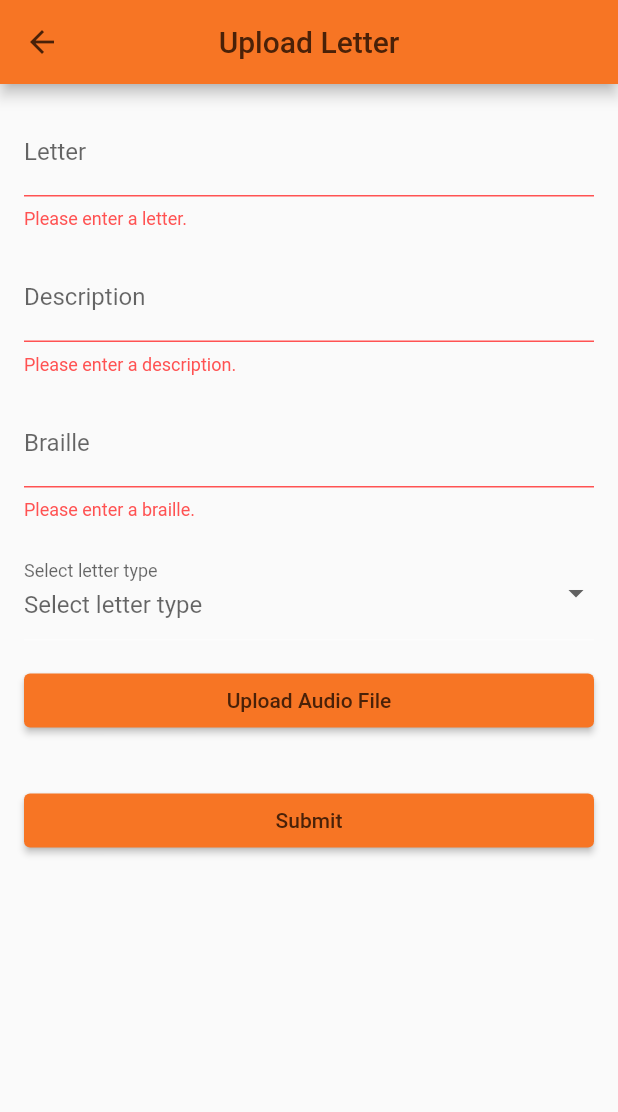
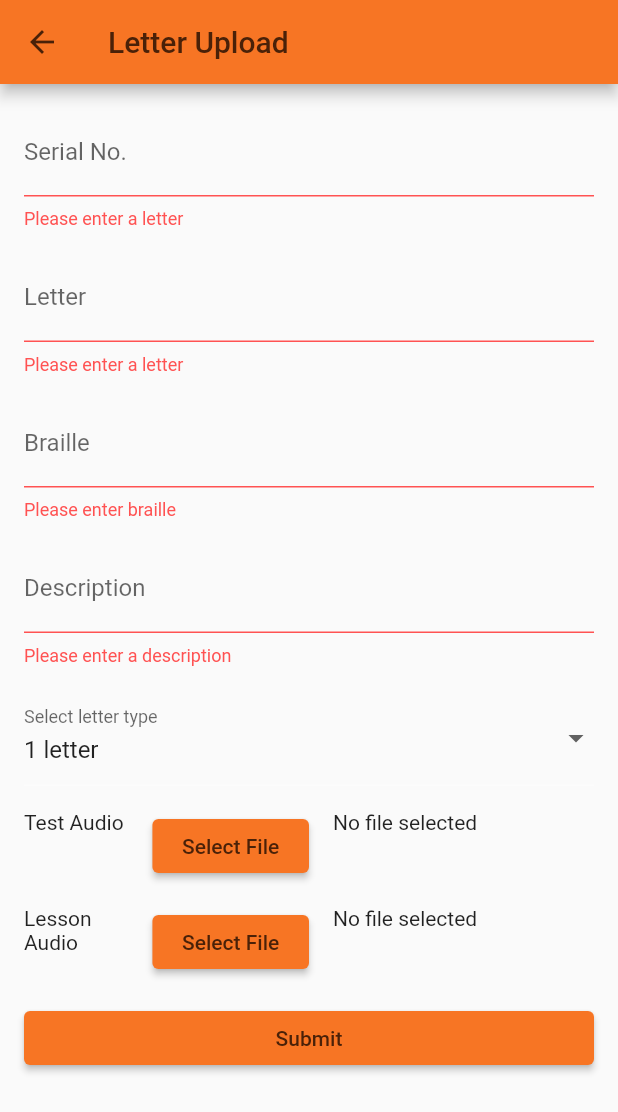
Before and after one commit to Hamza-Mushtaque/chasham, a Flutter app: the LetterUploadScreen screen opened by its route, after a tap on "Submit", on a phone screen of 412 x 824 dp. Shown: the top 1112 px of the screen. Run offline on Flutter 3.47's test engine with Material 2 defaults, Android fonts, the phone set to English and light mode, and no system bars; our stand-ins replace cloud_firestore, file_picker, firebase_auth, firebase_core, firebase_storage, flutter_svg and 2 more; accounts and stored records are empty.

Commit message:
Letter Upload Portal

```diff
--- /dev/null
+++ b/lib/models/letter_model.dart
@@ -0,0 +1,43 @@
+class LetterModel {
+  int serialNo;
+  String letter;
+  String braille;
+  String description;
+  String testAudioPath;
+  String lessonAudioPath;
+  String letterType;
+
+  LetterModel({
+    required this.serialNo,
+    required this.letter,
+    required this.braille,
+    required this.description,
+    required this.testAudioPath,
+    required this.lessonAudioPath,
+    required this.letterType,
+  });
+
+  factory LetterModel.fromJson(Map<String, dynamic> json) {
+    return LetterModel(
+      serialNo: json['serialNo'],
+      letter: json['letter'] as String,
+      braille: json['braille'] as String,
+      description: json['description'] as String,
+      testAudioPath: json['testAudioPath'] as String,
+      lessonAudioPath: json['lessonAudioPath'] as String,
+      letterType: json['letterType'] as String,
+    );
+  }
+
+  Map<String, dynamic> toJson() {
+    return {
+      'serialNo': serialNo,
+      'letter': letter,
+      'braille': braille,
+      'description': description,
+      'testAudioPath': testAudioPath,
+      'lessonAudioPath': lessonAudioPath,
+      'letterType': letterType,
+    };
+  }
+}
--- a/lib/screens/letters_upload_screen.dart
+++ b/lib/screens/letters_upload_screen.dart
@@ -1,54 +1,104 @@
+import 'dart:io';
+import 'package:path/path.dart' as path;
+import 'package:chasham_fyp/models/letter_model.dart';
+import 'package:cloud_firestore/cloud_firestore.dart';
+import 'package:firebase_storage/firebase_storage.dart';
 import 'package:file_picker/file_picker.dart';
 import 'package:flutter/material.dart';
 
 class LetterUploadScreen extends StatefulWidget {
-  const LetterUploadScreen({Key? key}) : super(key: key);
-
   @override
   _LetterUploadScreenState createState() => _LetterUploadScreenState();
 }
 
 class _LetterUploadScreenState extends State<LetterUploadScreen> {
-  final GlobalKey<FormState> _formKey = GlobalKey<FormState>();
-  final TextEditingController _letterController = TextEditingController();
-  final TextEditingController _descriptionController = TextEditingController();
-  final TextEditingController _brailleController = TextEditingController();
-  PlatformFile? _audioFile;
-  String? _selectedDropdownOption;
-  String? _selectedFile;
+  final _formKey = GlobalKey<FormState>();
+  late int _serialNo;
+  late String _letter;
+  late String _braille;
+  late String _description;
+  File? _testAudioFile;
+  File? _lessonAudioFile;
+  late String _selectedDropDownOption;
 
-  void _handleFilePicker() async {
+  final List<String> _dropDownOptions = ['1 letter', '2 letter'];
+
+  @override
+  void initState() {
+    super.initState();
+    _selectedDropDownOption = _dropDownOptions[0];
+  }
+
+  Future<void> _handleTestAudioFileSelection() async {
     final result = await FilePicker.platform.pickFiles(type: FileType.audio);
     if (result != null) {
       setState(() {
-        _audioFile = result.files.single;
+        _testAudioFile = File(result.files.single.path!);
       });
     }
   }
 
-  List<String> _dropdownOptions = ['1 letter', '2 letters'];
-
-  @override
-  void dispose() {
-    _letterController.dispose();
-    _descriptionController.dispose();
-    _brailleController.dispose();
-    super.dispose();
+  Future<void> _handleLessonAudioFileSelection() async {
+    final result = await FilePicker.platform.pickFiles(type: FileType.audio);
+    if (result != null) {
+      setState(() {
+        _lessonAudioFile = File(result.files.single.path!);
+      });
+    }
   }
 
-  void _onFormSubmitted() {
+  void _onFormSubmitted() async {
     if (_formKey.currentState!.validate()) {
-      final letter = _letterController.text;
-      final description = _descriptionController.text;
-      final braille = _brailleController.text;
-      final option = _selectedDropdownOption;
-      final audioPath = _audioFile;
+      _formKey.currentState!.save();
 
-      print('Letter: $letter');
-      print('Description: $description');
-      print('Braille: $braille');
-      print('Option: $option');
-      print('Audio Path: $audioPath');
+      final letterModel = LetterModel(
+        serialNo: _serialNo,
+        letter: _letter,
+        braille: _braille,
+        description: _description,
+        testAudioPath:
+            _testAudioFile != null ? await uploadFile(_testAudioFile!) : "",
+        lessonAudioPath:
+            _lessonAudioFile != null ? await uploadFile(_lessonAudioFile!) : "",
+        letterType: _selectedDropDownOption,
+      );
+
+      try {
+        await FirebaseFirestore.instance
+            .collection('letters')
+            .add(letterModel.toJson());
+
+        ScaffoldMessenger.of(context).showSnackBar(
+          SnackBar(
+              content: Text(
+            'Letter uploaded successfully!',
+            style: TextStyle(color: Colors.green),
+          )),
+        );
+      } catch (error) {
+        ScaffoldMessenger.of(context).showSnackBar(
+          SnackBar(
+              content: Text('Error uploading letter: $error',
+                  style: TextStyle(color: Colors.red))),
+        );
+      }
+    }
+  }
+
+  Future<String> uploadFile(File file) async {
+    try {
+      String fileName = path.basename(file.path);
+      Reference ref =
+          FirebaseStorage.instance.ref().child("letters/$_serialNo/$fileName");
+      UploadTask uploadTask = ref.putFile(file);
+      TaskSnapshot taskSnapshot = await uploadTask;
+      return await taskSnapshot.ref.getDownloadURL();
+    } catch (e) {
+      print(e.toString());
+      ScaffoldMessenger.of(context).showSnackBar(
+        SnackBar(content: Text('Error uploading letter: $e')),
+      );
+      throw Exception('Failed to upload file.');
     }
   }
 
@@ -56,66 +106,78 @@ class _LetterUploadScreenState extends State<LetterUploadScreen> {
   Widget build(BuildContext context) {
     return Scaffold(
         appBar: AppBar(
-        title: const Text('Upload Letter'),
-        centerTitle: true,
+          title: Text('Letter Upload'),
         ),
-      body: Padding(
-        padding: const EdgeInsets.all(16),
-        child: SingleChildScrollView(
+        body: SingleChildScrollView(
+            child: Padding(
+                padding: const EdgeInsets.all(16.0),
                 child: Form(
                     key: _formKey,
                     child: Column(
                         crossAxisAlignment: CrossAxisAlignment.stretch,
                         children: [
                           TextFormField(
-                  controller: _letterController,
-                  decoration: const InputDecoration(
-                    labelText: 'Letter',
-                    hintText: 'Enter letter',
-                  ),
+                            decoration:
+                                InputDecoration(labelText: 'Serial No.'),
+                            keyboardType: TextInputType.number,
                             validator: (value) {
                               if (value == null || value.isEmpty) {
-                      return 'Please enter a letter.';
+                                return 'Please enter a letter';
                               }
                               return null;
                             },
+                            onSaved: (value) {
+                              _serialNo = int.parse(value!);
+                            },
                           ),
-                const SizedBox(height: 16),
+                          SizedBox(height: 16.0),
                           TextFormField(
-                  controller: _descriptionController,
-                  decoration: const InputDecoration(
-                    labelText: 'Description',
-                    hintText: 'Enter description',
-                  ),
+                            decoration: InputDecoration(labelText: 'Letter'),
                             validator: (value) {
                               if (value == null || value.isEmpty) {
-                      return 'Please enter a description.';
+                                return 'Please enter a letter';
                               }
                               return null;
                             },
+                            onSaved: (value) {
+                              _letter = value!;
+                            },
                           ),
-                const SizedBox(height: 16),
+                          SizedBox(height: 16.0),
                           TextFormField(
-                  controller: _brailleController,
-                  decoration: const InputDecoration(
-                    labelText: 'Braille',
-                    hintText: 'Enter braille',
-                  ),
+                            decoration: InputDecoration(labelText: 'Braille'),
                             validator: (value) {
                               if (value == null || value.isEmpty) {
-                      return 'Please enter a braille.';
+                                return 'Please enter braille';
                               }
                               return null;
                             },
+                            onSaved: (value) {
+                              _braille = value!;
+                            },
                           ),
-                const SizedBox(height: 16),
+                          SizedBox(height: 16.0),
+                          TextFormField(
+                            decoration:
+                                InputDecoration(labelText: 'Description'),
+                            validator: (value) {
+                              if (value == null || value.isEmpty) {
+                                return 'Please enter a description';
+                              }
+                              return null;
+                            },
+                            onSaved: (value) {
+                              _description = value!;
+                            },
+                          ),
+                          SizedBox(height: 16.0),
                           DropdownButtonFormField<String>(
-                  value: _selectedDropdownOption,
+                            value: _selectedDropDownOption,
                             decoration: const InputDecoration(
                               labelText: 'Select letter type',
                               hintText: 'Select letter type',
                             ),
-                  items: _dropdownOptions
+                            items: _dropDownOptions
                                 .map((option) => DropdownMenuItem<String>(
                                       value: option,
                                       child: Text(option),
@@ -123,36 +185,69 @@ class _LetterUploadScreenState extends State<LetterUploadScreen> {
                                 .toList(),
                             onChanged: (value) {
                               setState(() {
-                      _selectedDropdownOption = value;
+                                _selectedDropDownOption = value!;
                               });
                             },
+                          ),
+                          SizedBox(height: 16.0),
+                          Row(
+                            crossAxisAlignment: CrossAxisAlignment.start,
+                            children: [
+                              Expanded(
+                                flex: 2,
+                                child: Text('Test Audio'),
+                              ),
+                              SizedBox(width: 16.0),
+                              Expanded(
+                                flex: 3,
+                                child: ElevatedButton(
+                                  onPressed: _handleTestAudioFileSelection,
+                                  child: Text('Select File'),
+                                ),
+                              ),
+                              SizedBox(width: 16.0),
+                              Expanded(
+                                flex: 5,
+                                child: Text(
+                                  _testAudioFile?.path ?? 'No file selected',
+                                  overflow: TextOverflow.ellipsis,
+                                ),
+                              ),
+                            ],
+                          ),
+                          SizedBox(height: 16.0),
+                          Row(
+                            crossAxisAlignment: CrossAxisAlignment.start,
+                            children: [
+                              Expanded(
+                                flex: 2,
+                                child: Text('Lesson Audio'),
+                              ),
+                              SizedBox(width: 16.0),
+                              Expanded(
+                                flex: 3,
+                                child: ElevatedButton(
+                                  onPressed: _handleLessonAudioFileSelection,
+                                  child: Text('Select File'),
+                                ),
+                              ),
+                              SizedBox(width: 16.0),
+                              Expanded(
+                                flex: 5,
+                                child: Text(
+                                  _lessonAudioFile?.path ?? 'No file selected',
+                                  overflow: TextOverflow.ellipsis,
+                                ),
+                              ),
+                            ],
                           ),
                           const SizedBox(height: 16),
                           ElevatedButton(
                             onPressed: () {
-                    _handleFilePicker();
+                              _onFormSubmitted();
                             },
-                  child: const Text('Upload Audio File'),
-                ),
-                const SizedBox(height: 16),
-                if (_selectedFile != null)
-                  Text(
-                    'Selected file: $_selectedFile',
-                    style: TextStyle(
-                      fontWeight: FontWeight.bold,
-                      fontSize: 16,
-                    ),
-                  ),
-                const SizedBox(height: 16),
-                ElevatedButton(
-                  onPressed: _onFormSubmitted,
                             child: const Text('Submit'),
                           ),
-              ],
-            ),
-          ),
-        ),
-      ),
-    );
+                        ])))));
   }
 }
```
Also changed, not shown: lib/screens/login_screen.dart (+52 -51 lines). Lines whose indentation alone changed are shown as unchanged.
